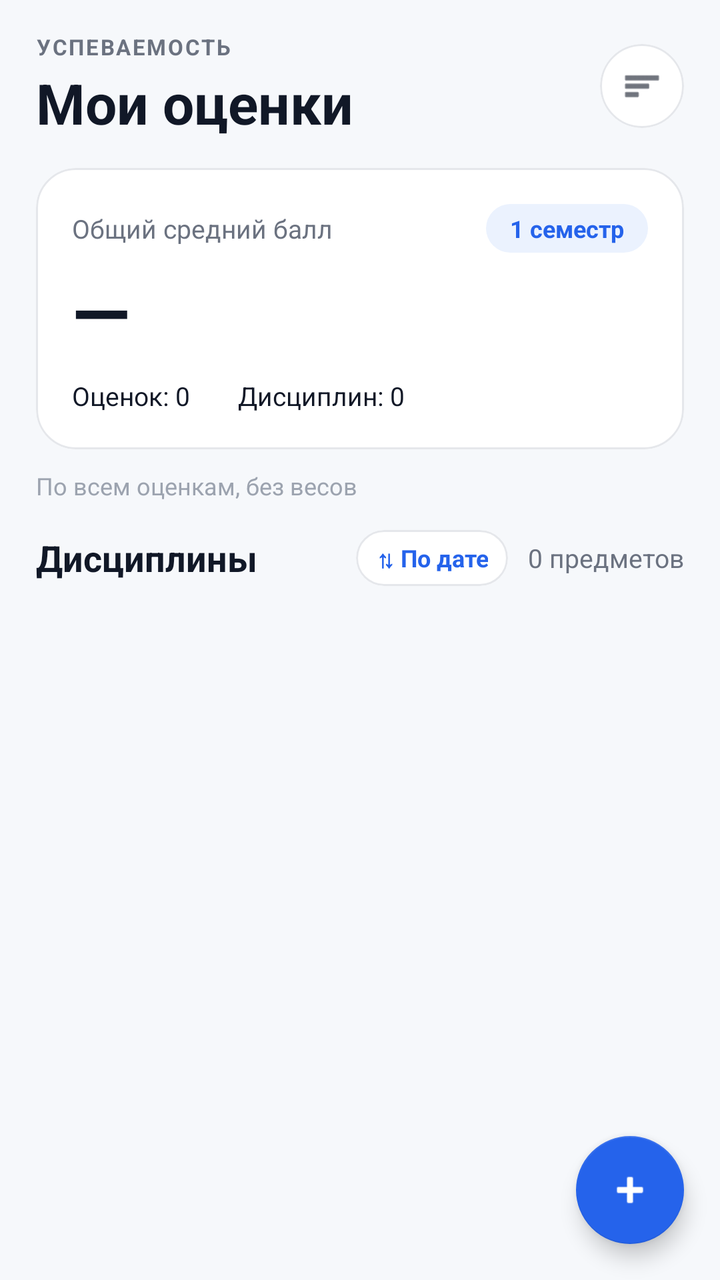
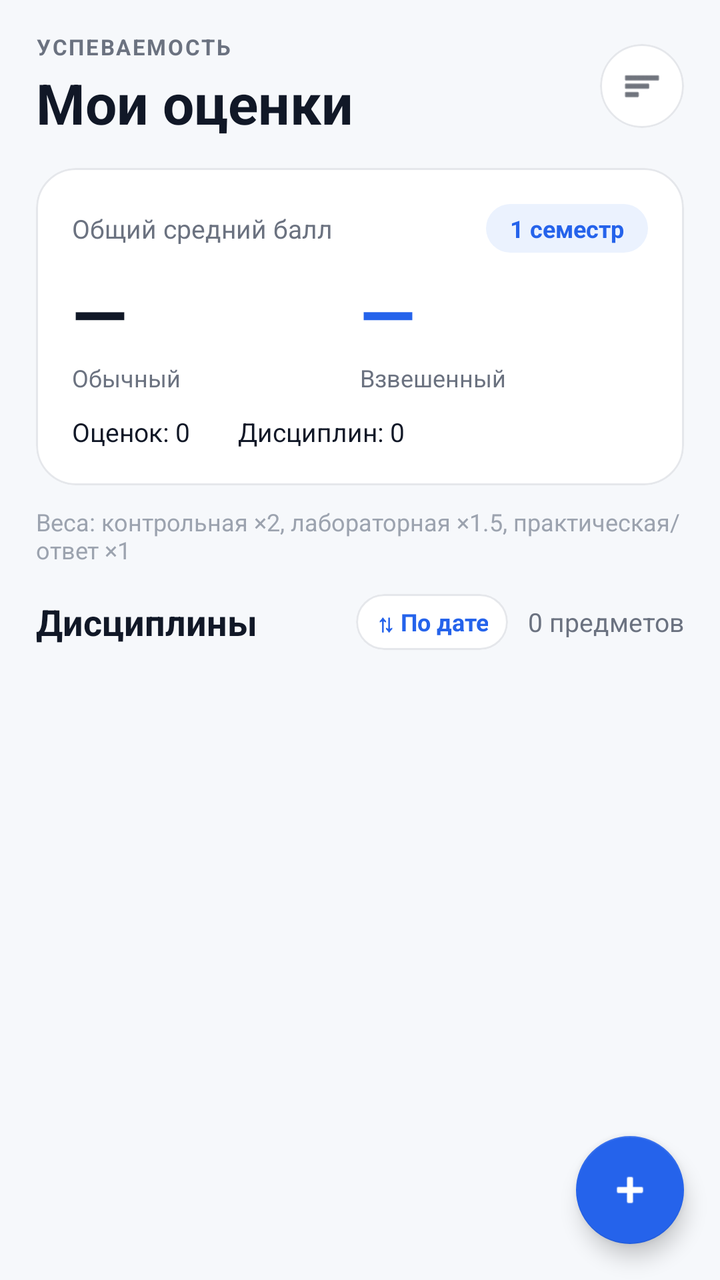

The first picture is an Android layout as it rendered before a commit; the second is the same layout after the commit. The layout source and the unified diff follow.
<!-- AndroidManifest.xml: application theme Theme.StudentGrades -->
<!-- res/layout/fragment_home.xml -->
<?xml version="1.0" encoding="utf-8"?>
<androidx.coordinatorlayout.widget.CoordinatorLayout xmlns:android="http://schemas.android.com/apk/res/android"
    xmlns:app="http://schemas.android.com/apk/res-auto"
    android:layout_width="match_parent"
    android:layout_height="match_parent"
    android:background="@color/bg_screen">

    <LinearLayout
        android:layout_width="match_parent"
        android:layout_height="match_parent"
        android:orientation="vertical"
        android:paddingHorizontal="18dp"
        android:paddingTop="16dp">

        
        <LinearLayout
            android:layout_width="match_parent"
            android:layout_height="wrap_content"
            android:gravity="center_vertical"
            android:orientation="horizontal">

            <LinearLayout
                android:layout_width="0dp"
                android:layout_height="wrap_content"
                android:layout_weight="1"
                android:orientation="vertical">

                <TextView
                    android:layout_width="wrap_content"
                    android:layout_height="wrap_content"
                    android:letterSpacing="0.08"
                    android:text="УСПЕВАЕМОСТЬ"
                    android:textColor="@color/text_secondary"
                    android:textSize="11sp"
                    android:textStyle="bold" />

                <TextView
                    android:layout_width="wrap_content"
                    android:layout_height="wrap_content"
                    android:layout_marginTop="2dp"
                    android:text="Мои оценки"
                    android:textColor="@color/text_primary"
                    android:textSize="28sp"
                    android:textStyle="bold" />
            </LinearLayout>

            <com.google.android.material.card.MaterialCardView
                android:id="@+id/btnFilter"
                android:layout_width="42dp"
                android:layout_height="42dp"
                app:cardBackgroundColor="@color/bg_card"
                app:cardCornerRadius="21dp"
                app:cardElevation="0dp"
                app:strokeColor="@color/stroke_subtle"
                app:strokeWidth="1dp">

                <ImageView
                    android:layout_width="20dp"
                    android:layout_height="20dp"
                    android:layout_gravity="center"
                    android:contentDescription="Фильтры"
                    android:src="@android:drawable/ic_menu_sort_by_size"
                    app:tint="@color/text_primary" />
            </com.google.android.material.card.MaterialCardView>
        </LinearLayout>

        
        <com.google.android.material.card.MaterialCardView
            android:layout_width="match_parent"
            android:layout_height="wrap_content"
            android:layout_marginTop="14dp"
            app:cardBackgroundColor="@color/bg_card"
            app:cardCornerRadius="20dp"
            app:cardElevation="0dp"
            app:strokeColor="@color/stroke_subtle"
            app:strokeWidth="1dp">

            <LinearLayout
                android:layout_width="match_parent"
                android:layout_height="wrap_content"
                android:orientation="vertical"
                android:padding="18dp">

                <LinearLayout
                    android:layout_width="match_parent"
                    android:layout_height="wrap_content"
                    android:gravity="center_vertical"
                    android:orientation="horizontal">

                    <TextView
                        android:layout_width="0dp"
                        android:layout_height="wrap_content"
                        android:layout_weight="1"
                        android:text="Общий средний балл"
                        android:textColor="@color/text_secondary"
                        android:textSize="13sp" />

                    <TextView
                        android:layout_width="wrap_content"
                        android:layout_height="wrap_content"
                        android:background="@drawable/bg_pill_blue"
                        android:paddingHorizontal="12dp"
                        android:paddingVertical="4dp"
                        android:text="1 семестр"
                        android:textColor="@color/primary_blue"
                        android:textSize="12sp"
                        android:textStyle="bold" />
                </LinearLayout>

                <TextView
                    android:id="@+id/tvTotalAvg"
                    android:layout_width="wrap_content"
                    android:layout_height="wrap_content"
                    android:layout_marginTop="4dp"
                    android:text="—"
                    android:textColor="@color/text_primary"
                    android:textSize="38sp"
                    android:textStyle="bold" />

                <LinearLayout
                    android:layout_width="match_parent"
                    android:layout_height="wrap_content"
                    android:layout_marginTop="8dp"
                    android:orientation="horizontal">

                    <TextView
                        android:id="@+id/tvGradesCount"
                        android:layout_width="wrap_content"
                        android:layout_height="wrap_content"
                        android:text="Оценок: 0"
                        android:textColor="@color/text_primary"
                        android:textSize="13sp" />

                    <TextView
                        android:id="@+id/tvDisciplinesCount"
                        android:layout_width="wrap_content"
                        android:layout_height="wrap_content"
                        android:layout_marginStart="24dp"
                        android:text="Дисциплин: 0"
                        android:textColor="@color/text_primary"
                        android:textSize="13sp" />
                </LinearLayout>
            </LinearLayout>
        </com.google.android.material.card.MaterialCardView>

        <TextView
            android:layout_width="wrap_content"
            android:layout_height="wrap_content"
            android:layout_marginTop="10dp"
            android:text="По всем оценкам, без весов"
            android:textColor="@color/text_hint"
            android:textSize="12sp" />

        
        <LinearLayout
            android:layout_width="match_parent"
            android:layout_height="wrap_content"
            android:layout_marginTop="14dp"
            android:layout_marginBottom="10dp"
            android:gravity="center_vertical"
            android:orientation="horizontal">

            <TextView
                android:layout_width="0dp"
                android:layout_height="wrap_content"
                android:layout_weight="1"
                android:text="Дисциплины"
                android:textColor="@color/text_primary"
                android:textSize="18sp"
                android:textStyle="bold" />

            <com.google.android.material.card.MaterialCardView
                android:id="@+id/btnQuickSort"
                android:layout_width="wrap_content"
                android:layout_height="28dp"
                android:layout_marginEnd="10dp"
                app:cardBackgroundColor="@color/bg_card"
                app:cardCornerRadius="14dp"
                app:cardElevation="0dp"
                app:strokeColor="@color/stroke_subtle"
                app:strokeWidth="1dp">

                <TextView
                    android:id="@+id/tvQuickSort"
                    android:layout_width="wrap_content"
                    android:layout_height="match_parent"
                    android:gravity="center"
                    android:paddingHorizontal="10dp"
                    android:text="⇅ По дате"
                    android:textColor="@color/primary_blue"
                    android:textSize="12sp"
                    android:textStyle="bold" />
            </com.google.android.material.card.MaterialCardView>

            <TextView
                android:id="@+id/tvSubjectsBadge"
                android:layout_width="wrap_content"
                android:layout_height="wrap_content"
                android:text="0 предметов"
                android:textColor="@color/text_secondary"
                android:textSize="13sp" />
        </LinearLayout>

        <androidx.recyclerview.widget.RecyclerView
            android:id="@+id/rvDisciplines"
            android:layout_width="match_parent"
            android:layout_height="0dp"
            android:layout_weight="1"
            android:clipToPadding="false"
            android:paddingBottom="84dp"
            app:layoutManager="androidx.recyclerview.widget.LinearLayoutManager" />
    </LinearLayout>

    <TextView
        android:id="@+id/tvEmptyHome"
        android:layout_width="wrap_content"
        android:layout_height="wrap_content"
        android:layout_gravity="center"
        android:gravity="center"
        android:padding="24dp"
        android:text="Дисциплин пока нет.\nНажмите +, чтобы добавить предмет или оценку."
        android:textColor="@color/text_secondary"
        android:visibility="gone" />

    <com.google.android.material.floatingactionbutton.FloatingActionButton
        android:id="@+id/fabAdd"
        android:layout_width="wrap_content"
        android:layout_height="wrap_content"
        android:layout_gravity="bottom|end"
        android:layout_margin="18dp"
        android:contentDescription="Добавить"
        app:backgroundTint="@color/primary_blue"
        app:fabCustomSize="54dp"
        app:srcCompat="@android:drawable/ic_input_add"
        app:tint="@android:color/white" />
</androidx.coordinatorlayout.widget.CoordinatorLayout>
<!-- resources referenced by this layout -->
<resources>
  <color name="bg_card">#FFFFFF</color>
  <color name="bg_screen">#F6F8FB</color>
  <color name="primary_blue">#2563EB</color>
  <color name="stroke_subtle">#E5E7EB</color>
  <color name="text_hint">#9CA3AF</color>
  <color name="text_primary">#111827</color>
  <color name="text_secondary">#6B7280</color>
  <!-- drawable bg_pill_blue (drawable) -->
  <?xml version="1.0" encoding="utf-8"?>
  <shape xmlns:android="http://schemas.android.com/apk/res/android"
      android:shape="rectangle">
      <solid android:color="@color/primary_blue_light" />
      <corners android:radius="20dp" />
  </shape>
  <style name="Theme.StudentGrades" parent="Theme.MaterialComponents.DayNight.NoActionBar">
          <item name="android:statusBarColor">@color/bg_screen</item>
          <item name="android:windowLightStatusBar">true</item>
      </style>
  <color name="primary_blue_light">#EBF2FE</color>
</resources>

<!-- the commit's change to res/layout/fragment_home.xml (unified diff, before → after) -->
@@ -107,20 +107,65 @@
                         android:textStyle="bold" />
                 </LinearLayout>
 
-                <TextView
-                    android:id="@+id/tvTotalAvg"
-                    android:layout_width="wrap_content"
-                    android:layout_height="wrap_content"
-                    android:layout_marginTop="4dp"
-                    android:text="—"
-                    android:textColor="@color/text_primary"
-                    android:textSize="38sp"
-                    android:textStyle="bold" />
-
+                
                 <LinearLayout
                     android:layout_width="match_parent"
                     android:layout_height="wrap_content"
-                    android:layout_marginTop="8dp"
+                    android:layout_marginTop="6dp"
+                    android:baselineAligned="false"
+                    android:orientation="horizontal">
+
+                    <LinearLayout
+                        android:layout_width="0dp"
+                        android:layout_height="wrap_content"
+                        android:layout_weight="1"
+                        android:orientation="vertical">
+
+                        <TextView
+                            android:id="@+id/tvTotalAvg"
+                            android:layout_width="wrap_content"
+                            android:layout_height="wrap_content"
+                            android:text="—"
+                            android:textColor="@color/text_primary"
+                            android:textSize="36sp"
+                            android:textStyle="bold" />
+
+                        <TextView
+                            android:layout_width="wrap_content"
+                            android:layout_height="wrap_content"
+                            android:text="Обычный"
+                            android:textColor="@color/text_secondary"
+                            android:textSize="12sp" />
+                    </LinearLayout>
+
+                    <LinearLayout
+                        android:layout_width="0dp"
+                        android:layout_height="wrap_content"
+                        android:layout_weight="1"
+                        android:orientation="vertical">
+
+                        <TextView
+                            android:id="@+id/tvWeightedAvg"
+                            android:layout_width="wrap_content"
+                            android:layout_height="wrap_content"
+                            android:text="—"
+                            android:textColor="@color/primary_blue"
+                            android:textSize="36sp"
+                            android:textStyle="bold" />
+
+                        <TextView
+                            android:layout_width="wrap_content"
+                            android:layout_height="wrap_content"
+                            android:text="Взвешенный"
+                            android:textColor="@color/text_secondary"
+                            android:textSize="12sp" />
+                    </LinearLayout>
+                </LinearLayout>
+
+                <LinearLayout
+                    android:layout_width="match_parent"
+                    android:layout_height="wrap_content"
+                    android:layout_marginTop="10dp"
                     android:orientation="horizontal">
 
                     <TextView
@@ -147,7 +192,7 @@
             android:layout_width="wrap_content"
             android:layout_height="wrap_content"
             android:layout_marginTop="10dp"
-            android:text="По всем оценкам, без весов"
+            android:text="Веса: контрольная ×2, лабораторная ×1.5, практическая/ответ ×1"
             android:textColor="@color/text_hint"
             android:textSize="12sp" />
 
